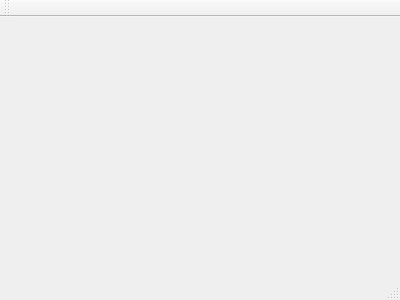
Before: the Qt Designer form CopyToolHMI/copytoolhmi.ui in JuanPyCena/CopyTool, drawn with Qt 5.
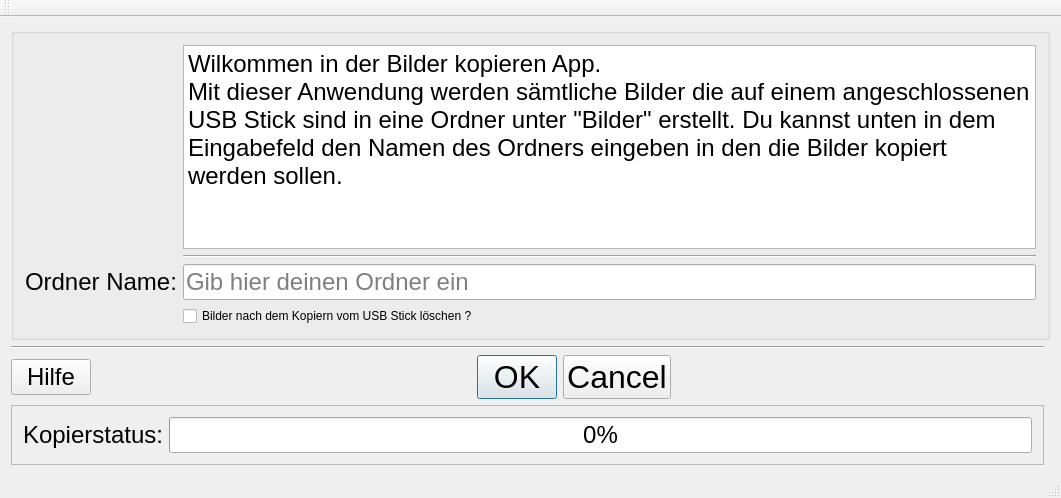
After: the same form once the commit is applied.

Commit message: not builtable yet

Diff of the .ui file:
```diff
--- a/CopyToolHMI/copytoolhmi.ui
+++ b/CopyToolHMI/copytoolhmi.ui
@@ -1,24 +1,223 @@
 <ui version="4.0">
  <class>CopyToolHMI</class>
- <widget class="QMainWindow" name="CopyToolHMI" >
-  <property name="geometry" >
+ <widget class="QMainWindow" name="CopyToolHMI">
+  <property name="geometry">
    <rect>
     <x>0</x>
     <y>0</y>
-    <width>400</width>
-    <height>300</height>
+    <width>1061</width>
+    <height>498</height>
    </rect>
   </property>
   <property name="windowTitle" >
    <string>CopyToolHMI</string>
   </property>
-  <widget class="QMenuBar" name="menuBar" />
-  <widget class="QToolBar" name="mainToolBar" />
-  <widget class="QWidget" name="centralWidget" />
-  <widget class="QStatusBar" name="statusBar" />
+  <widget class="QWidget" name="centralWidget">
+   <layout class="QGridLayout" name="gridLayout">
+    <item row="0" column="0" colspan="2">
+     <widget class="QGroupBox" name="groupBox_2">
+      <property name="title">
+       <string/>
+      </property>
+      <layout class="QGridLayout" name="gridLayout_2">
+       <item row="0" column="1">
+        <widget class="QPlainTextEdit" name="plainTextEdit">
+         <property name="font">
+          <font>
+           <pointsize>18</pointsize>
+          </font>
+         </property>
+         <property name="autoFillBackground">
+          <bool>false</bool>
+         </property>
+         <property name="frameShadow">
+          <enum>QFrame::Raised</enum>
+         </property>
+         <property name="plainText">
+          <string>Wilkommen in der Bilder kopieren App.
+Mit dieser Anwendung werden sämtliche Bilder die auf einem angeschlossenen USB Stick sind in eine Ordner unter &quot;Bilder&quot; erstellt. Du kannst unten in dem Eingabefeld den Namen des Ordners eingeben in den die Bilder kopiert werden sollen.</string>
+         </property>
+         <property name="textInteractionFlags">
+          <set>Qt::NoTextInteraction</set>
+         </property>
+         <property name="backgroundVisible">
+          <bool>false</bool>
+         </property>
+         <property name="centerOnScroll">
+          <bool>false</bool>
+         </property>
+        </widget>
+       </item>
+       <item row="2" column="0">
+        <widget class="QLabel" name="label">
+         <property name="font">
+          <font>
+           <pointsize>18</pointsize>
+          </font>
+         </property>
+         <property name="text">
+          <string>Ordner Name:</string>
+         </property>
+        </widget>
+       </item>
+       <item row="2" column="1">
+        <widget class="QLineEdit" name="fieldDirectory">
+         <property name="font">
+          <font>
+           <pointsize>18</pointsize>
+          </font>
+         </property>
+         <property name="toolTip">
+          <string extracomment="Der Ordner wird unter &quot;&lt;User&gt;/Bilder&quot; erstellt"/>
+         </property>
+         <property name="inputMask">
+          <string extracomment="Der Ordner wir unter &lt;User&gt;/Bilder/ erstellt."/>
+         </property>
+         <property name="placeholderText">
+          <string>Gib hier deinen Ordner ein</string>
+         </property>
+         <property name="clearButtonEnabled">
+          <bool>true</bool>
+         </property>
+        </widget>
+       </item>
+       <item row="1" column="1">
+        <widget class="Line" name="line_2">
+         <property name="orientation">
+          <enum>Qt::Horizontal</enum>
+         </property>
+        </widget>
+       </item>
+       <item row="3" column="1">
+        <widget class="QCheckBox" name="checkBoxRemove">
+         <property name="text">
+          <string>Bilder nach dem Kopiern vom USB Stick löschen ?</string>
+         </property>
+        </widget>
+       </item>
+      </layout>
+     </widget>
+    </item>
+    <item row="2" column="0" colspan="2">
+     <layout class="QHBoxLayout" name="horizontalLayout">
+      <item>
+       <widget class="QPushButton" name="HilfeButton">
+        <property name="font">
+         <font>
+          <pointsize>18</pointsize>
+         </font>
+        </property>
+        <property name="text">
+         <string>Hilfe</string>
+        </property>
+       </widget>
+      </item>
+      <item>
+       <widget class="QDialogButtonBox" name="OKAbbrechen">
+        <property name="enabled">
+         <bool>true</bool>
+        </property>
+        <property name="sizePolicy">
+         <sizepolicy hsizetype="Preferred" vsizetype="Preferred">
+          <horstretch>0</horstretch>
+          <verstretch>0</verstretch>
+         </sizepolicy>
+        </property>
+        <property name="maximumSize">
+         <size>
+          <width>16777215</width>
+          <height>16777215</height>
+         </size>
+        </property>
+        <property name="font">
+         <font>
+          <pointsize>24</pointsize>
+         </font>
+        </property>
+        <property name="toolTip">
+         <string/>
+        </property>
+        <property name="standardButtons">
+         <set>QDialogButtonBox::Cancel|QDialogButtonBox::Ok</set>
+        </property>
+        <property name="centerButtons">
+         <bool>true</bool>
+        </property>
+       </widget>
+      </item>
+     </layout>
+    </item>
+    <item row="3" column="0">
+     <widget class="QFrame" name="frame">
+      <property name="font">
+       <font>
+        <pointsize>18</pointsize>
+       </font>
+      </property>
+      <property name="frameShape">
+       <enum>QFrame::StyledPanel</enum>
+      </property>
+      <property name="frameShadow">
+       <enum>QFrame::Raised</enum>
+      </property>
+      <layout class="QVBoxLayout" name="verticalLayout_2">
+       <item>
+        <layout class="QHBoxLayout" name="horizontalLayout_3">
+         <item>
+          <widget class="QLabel" name="label_2">
+           <property name="text">
+            <string>Kopierstatus:</string>
+           </property>
+          </widget>
+         </item>
+         <item>
+          <widget class="QProgressBar" name="progressBar">
+           <property name="value">
+            <number>0</number>
+           </property>
+          </widget>
+         </item>
+        </layout>
+       </item>
+      </layout>
+     </widget>
+    </item>
+    <item row="1" column="0">
+     <widget class="Line" name="line">
+      <property name="sizePolicy">
+       <sizepolicy hsizetype="Preferred" vsizetype="Preferred">
+        <horstretch>0</horstretch>
+        <verstretch>0</verstretch>
+       </sizepolicy>
+      </property>
+      <property name="orientation">
+       <enum>Qt::Horizontal</enum>
+      </property>
+     </widget>
+    </item>
+   </layout>
+  </widget>
+  <widget class="QMenuBar" name="menuBar">
+   <property name="geometry">
+    <rect>
+     <x>0</x>
+     <y>0</y>
+     <width>1061</width>
+     <height>22</height>
+    </rect>
+   </property>
+  </widget>
+  <widget class="QToolBar" name="mainToolBar">
+   <attribute name="toolBarArea">
+    <enum>TopToolBarArea</enum>
+   </attribute>
+   <attribute name="toolBarBreak">
+    <bool>false</bool>
+   </attribute>
+  </widget>
+  <widget class="QStatusBar" name="statusBar"/>
  </widget>
- <layoutDefault spacing="6" margin="11" />
- <pixmapfunction></pixmapfunction>
+ <layoutdefault spacing="6" margin="11"/>
  <resources/>
  <connections/>
 </ui>
```
Left out of the diff: 41 changed lines with no effect on the pictures. The commit also changes 2 other files.
